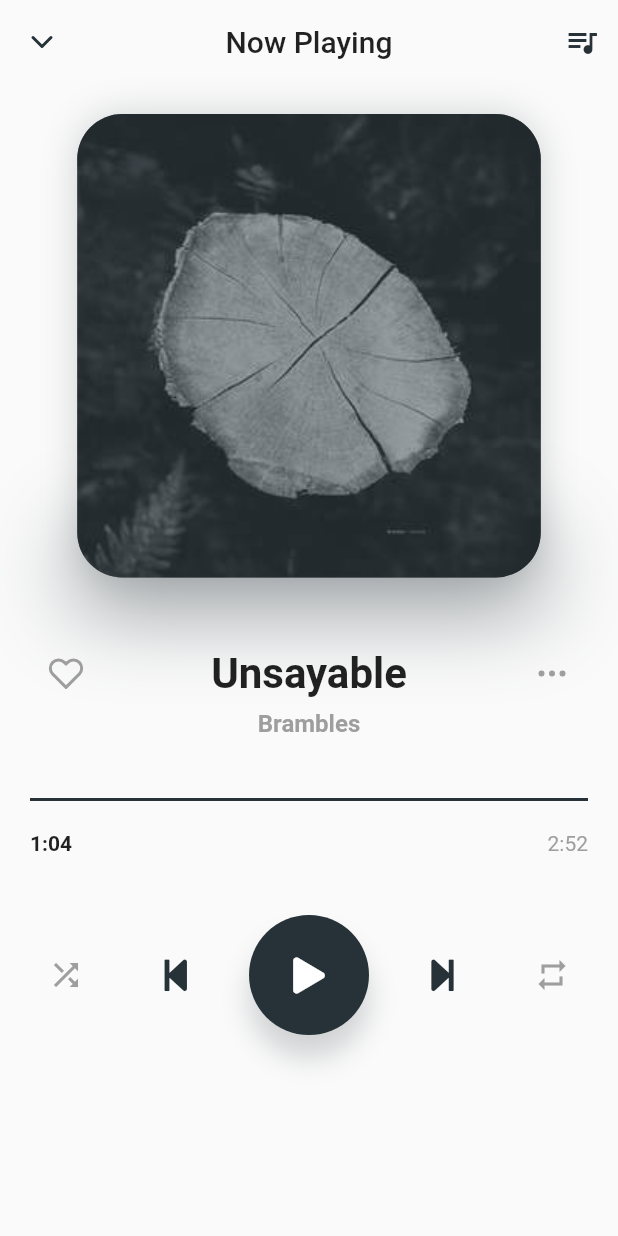
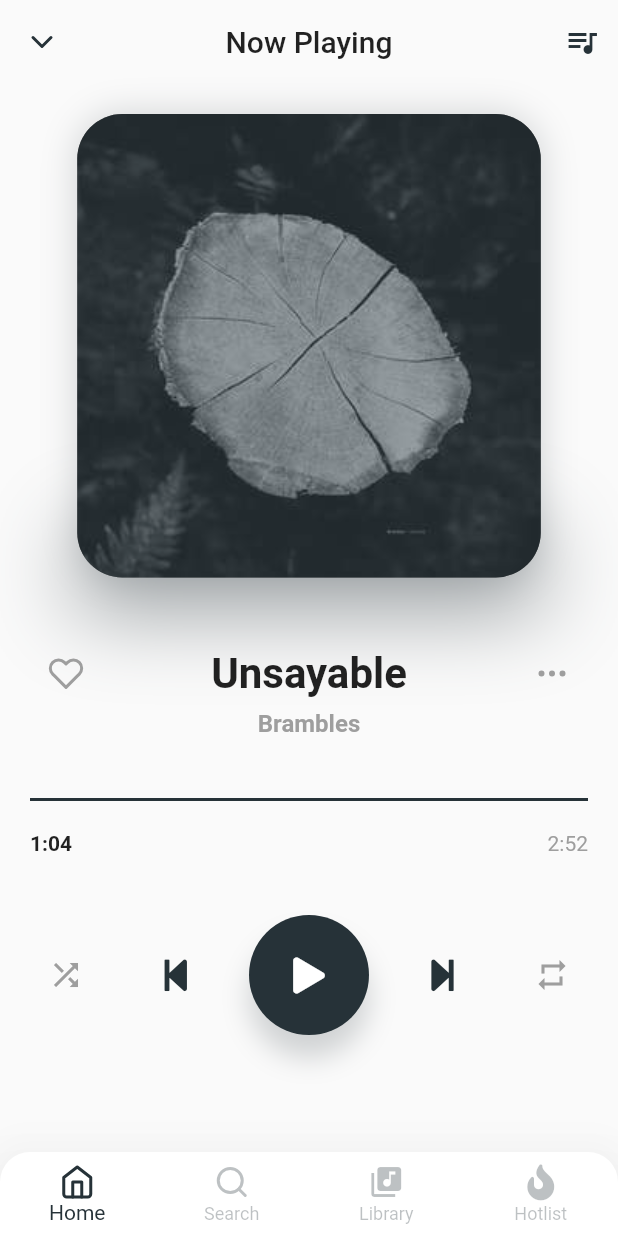
Before and after one commit to michaelmartins09/ui_player_flutter, a Flutter app: the screen it shows after launch, on a phone screen of 412 x 824 dp. Run offline on Flutter 3.47's test engine with Material 2 defaults, Android fonts, the phone set to English and light mode, and no system bars; our stand-ins replace flutter_feather_icons, font_awesome_flutter.

```diff
--- a/lib/app/pages/home/home_page.dart
+++ b/lib/app/pages/home/home_page.dart
@@ -1,7 +1,5 @@
 import 'package:flutter/material.dart';
 import 'package:flutter_feather_icons/flutter_feather_icons.dart';
-import 'package:flutter_visualizers/Visualizers/LineVisualizer.dart';
-import 'package:flutter_visualizers/visualizer.dart';
 import 'package:font_awesome_flutter/font_awesome_flutter.dart';
 import 'package:ui_player_flutter/app/shared/theme/strings.dart';
 
@@ -152,6 +150,44 @@ class _HomePageState extends State<HomePage> {
           ),
         ),
       ),
+      bottomNavigationBar: _buildBottomNav(),
+    );
+  }
+
+  _buildBottomNav(){
+    return Card(
+      elevation: 30,
+      margin: EdgeInsets.all(0),
+      shape: RoundedRectangleBorder(borderRadius: BorderRadius.only(
+        topLeft: Radius.circular(20),
+        topRight: Radius.circular(20),
+      )),
+      child: BottomNavigationBar(
+        elevation: 0,
+        currentIndex: 0,
+        backgroundColor: Colors.transparent,
+        selectedItemColor: Theme.of(context).primaryColor,
+        unselectedItemColor: Theme.of(context).primaryColor.withOpacity(0.3),
+        type: BottomNavigationBarType.fixed,
+        items: [
+          BottomNavigationBarItem(
+            icon: Icon(FeatherIcons.home),
+            title: Text("Home")
+          ),
+          BottomNavigationBarItem(
+            icon: Icon(FeatherIcons.search),
+            title: Text("Search")
+          ),
+          BottomNavigationBarItem(
+            icon: Icon(Icons.library_music),
+            title: Text("Library")
+          ),
+          BottomNavigationBarItem(
+            icon: Icon(FontAwesomeIcons.fire),
+            title: Text("Hotlist")
+          ),
+        ],
+      ),
     );
   }
 }
--- a/pubspec.yaml
+++ b/pubspec.yaml
@@ -15,8 +15,6 @@ dependencies:
   cupertino_icons: ^0.1.2
   flutter_feather_icons: ^1.0.3
   font_awesome_flutter: ^8.8.1
-
-  flutter_visualizers: ^0.0.2
 
 dev_dependencies:
   flutter_test:
```
Also changed, not shown: pubspec.lock.
